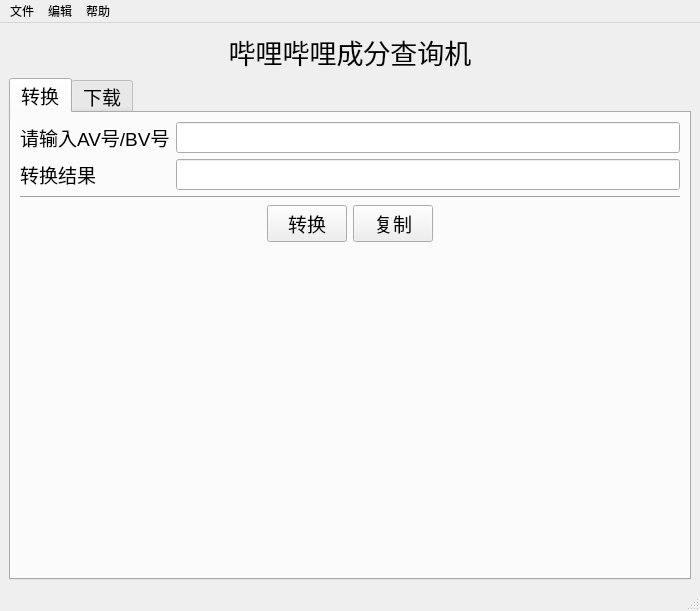
Old version of the form bilianalyzer/ui/main_window.ui in the repository XTZ206/BiliAnalyzer.
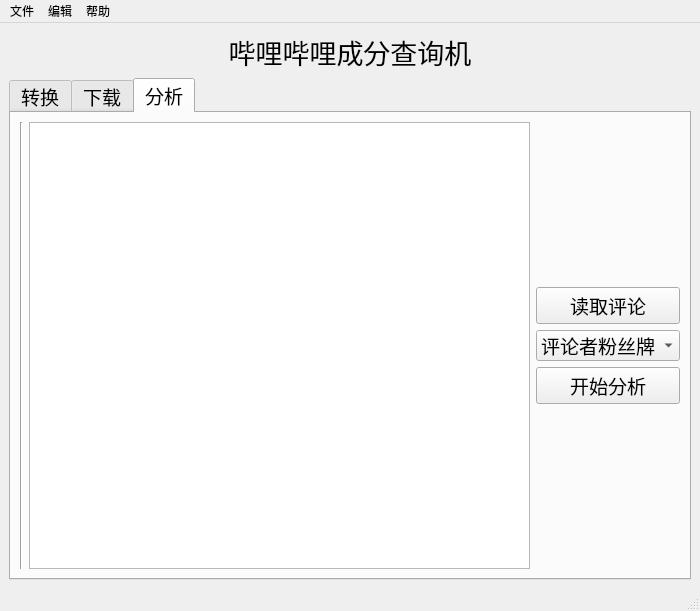
New version of the form. Icons and pictures are not drawn.

Commit message: feat: 增加评论导入与分析功能

What changed in the file:
```diff
--- a/bilianalyzer/ui/main_window.ui
+++ b/bilianalyzer/ui/main_window.ui
@@ -43,7 +43,7 @@
        </font>
       </property>
       <property name="currentIndex">
-       <number>0</number>
+       <number>2</number>
       </property>
       <widget class="QWidget" name="convertTab">
        <attribute name="title">
@@ -439,6 +439,88 @@
         </item>
        </layout>
       </widget>
+      <widget class="QWidget" name="analyzeTab">
+       <attribute name="title">
+        <string>分析</string>
+       </attribute>
+       <layout class="QHBoxLayout" name="horizontalLayout">
+        <item>
+         <widget class="Line" name="analyzeLine">
+          <property name="orientation">
+           <enum>Qt::Vertical</enum>
+          </property>
+         </widget>
+        </item>
+        <item>
+         <widget class="QTableWidget" name="analyzeTable">
+          <property name="showGrid">
+           <bool>true</bool>
+          </property>
+          <property name="columnCount">
+           <number>0</number>
+          </property>
+         </widget>
+        </item>
+        <item>
+         <layout class="QVBoxLayout" name="analyzeLayout">
+          <item>
+           <spacer name="analyzeSpacer_up">
+            <property name="orientation">
+             <enum>Qt::Vertical</enum>
+            </property>
+            <property name="sizeHint" stdset="0">
+             <size>
+              <width>20</width>
+              <height>40</height>
+             </size>
+            </property>
+           </spacer>
+          </item>
+          <item>
+           <widget class="QPushButton" name="readButton">
+            <property name="text">
+             <string>读取评论</string>
+            </property>
+           </widget>
+          </item>
+          <item>
+           <widget class="QComboBox" name="analyzeComboBox">
+            <item>
+             <property name="text">
+              <string>评论者粉丝牌</string>
+             </property>
+            </item>
+            <item>
+             <property name="text">
+              <string>评论者关注</string>
+             </property>
+            </item>
+           </widget>
+          </item>
+          <item>
+           <widget class="QPushButton" name="analyzeButton">
+            <property name="text">
+             <string>开始分析</string>
+            </property>
+           </widget>
+          </item>
+          <item>
+           <spacer name="analyzeSpacer_down">
+            <property name="orientation">
+             <enum>Qt::Vertical</enum>
+            </property>
+            <property name="sizeHint" stdset="0">
+             <size>
+              <width>20</width>
+              <height>40</height>
+             </size>
+            </property>
+           </spacer>
+          </item>
+         </layout>
+        </item>
+       </layout>
+      </widget>
      </widget>
     </item>
    </layout>
```
The commit also changes 2 other files.
